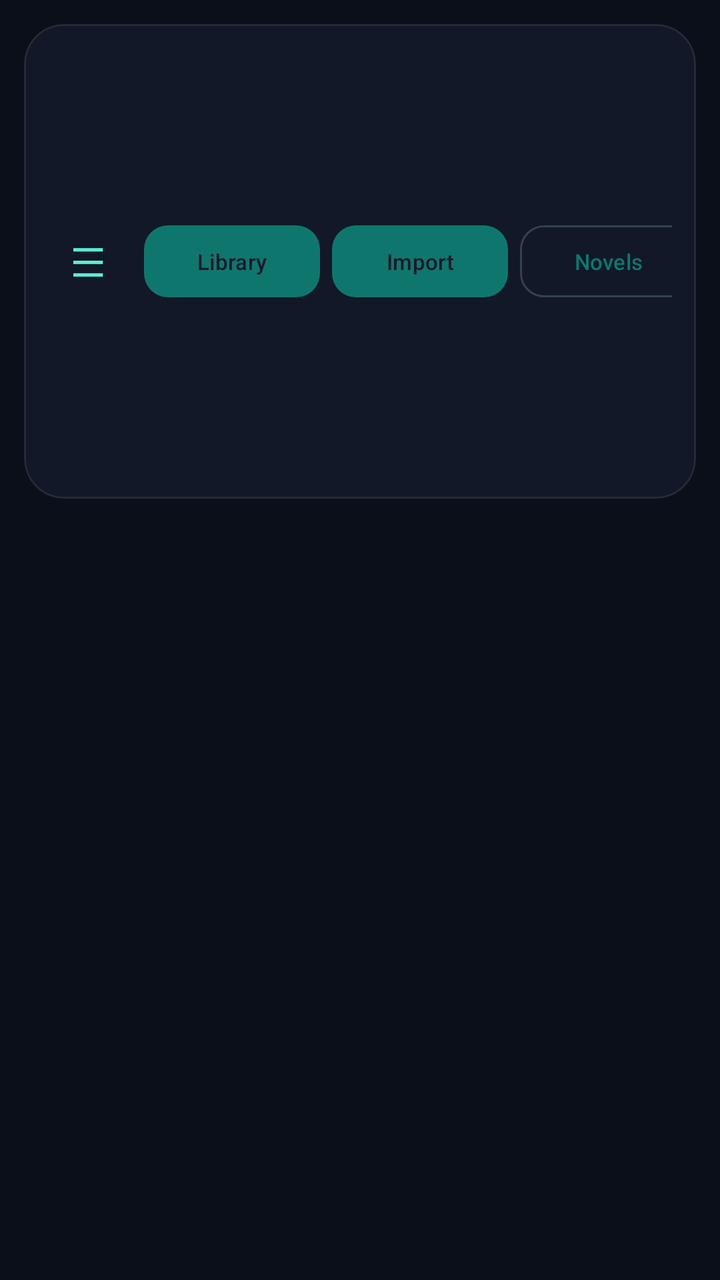
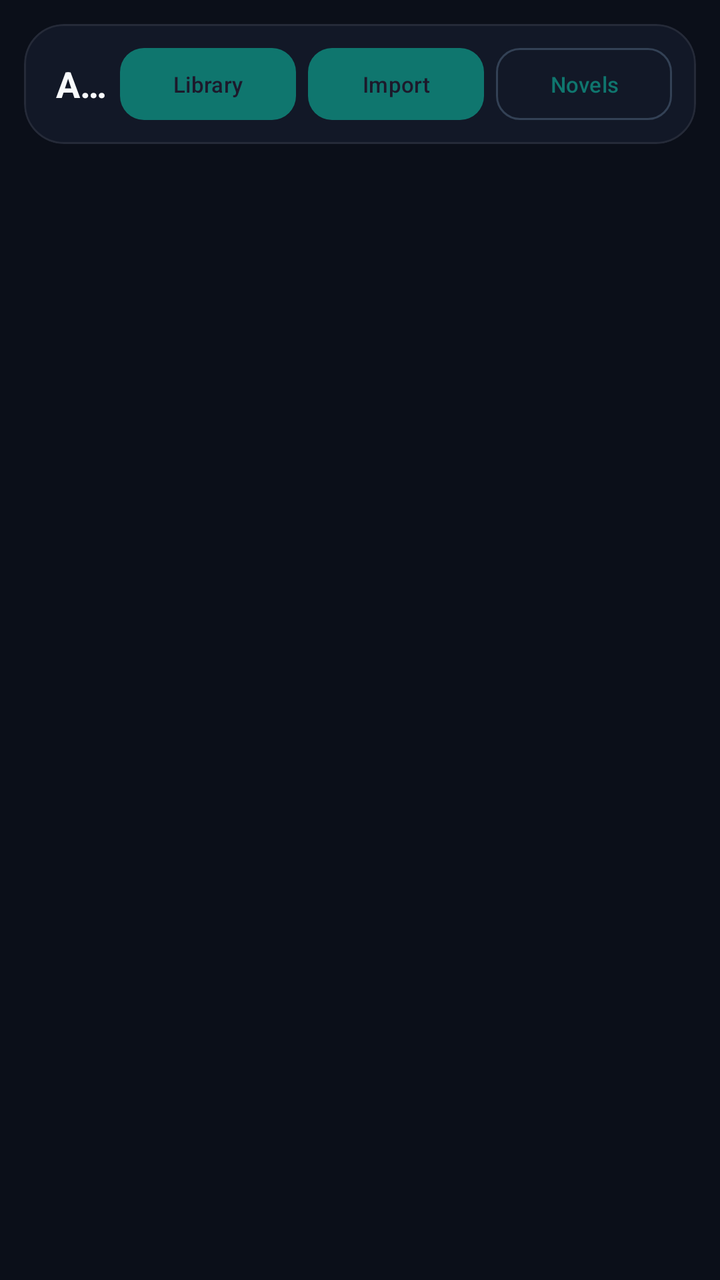

Before-and-after screenshots of an Android layout around one commit, followed by the original layout XML and the change that was made.
<!-- AndroidManifest.xml: application theme Theme.LightBrowser -->
<!-- res/layout/fragment_music.xml -->
<?xml version="1.0" encoding="utf-8"?>
<LinearLayout xmlns:android="http://schemas.android.com/apk/res/android"
    xmlns:app="http://schemas.android.com/apk/res-auto"
    android:layout_width="match_parent"
    android:layout_height="match_parent"
    android:orientation="vertical"
    android:background="@color/bg_dark">

    
    <com.google.android.material.card.MaterialCardView
        android:layout_width="match_parent"
        android:layout_height="wrap_content"
        android:layout_margin="12dp"
        app:cardCornerRadius="20dp"
        app:cardBackgroundColor="@color/surface"
        app:strokeColor="#14FFFFFF"
        app:strokeWidth="1dp"
        app:cardElevation="0dp">

        <LinearLayout
            android:layout_width="match_parent"
            android:layout_height="wrap_content"
            android:orientation="horizontal"
            android:gravity="center_vertical"
            android:padding="12dp">

            <TextView
                android:id="@+id/btnDrawer"
                android:layout_width="40dp"
                android:layout_height="40dp"
                android:gravity="center"
                android:text="☰"
                android:textColor="@color/teal_200"
                android:textSize="20sp"
                android:background="?attr/selectableItemBackgroundBorderless" />

            <TextView
                android:layout_width="0dp"
                android:layout_height="wrap_content"
                android:layout_weight="1"
                android:layout_marginStart="8dp"
                android:text="Audiobooks"
                android:textColor="@color/onSurface"
                android:textSize="18sp"
                android:textStyle="bold" />

            <com.google.android.material.button.MaterialButton
                android:id="@+id/btnPickLibrary"
                android:layout_width="wrap_content"
                android:layout_height="36dp"
                android:layout_marginEnd="6dp"
                android:text="Library"
                android:textSize="11sp"
                style="@style/Widget.Material3.Button.TonalButton"
                app:cornerRadius="12dp"
                android:insetTop="0dp"
                android:insetBottom="0dp" />

            <com.google.android.material.button.MaterialButton
                android:id="@+id/btnImportFolder"
                android:layout_width="wrap_content"
                android:layout_height="36dp"
                android:layout_marginEnd="6dp"
                android:text="Import"
                android:textSize="11sp"
                style="@style/Widget.Material3.Button.TonalButton"
                app:cornerRadius="12dp"
                android:insetTop="0dp"
                android:insetBottom="0dp" />

            <com.google.android.material.button.MaterialButton
                android:id="@+id/btnSwitchNovel"
                android:layout_width="wrap_content"
                android:layout_height="36dp"
                android:text="Novels"
                android:textSize="11sp"
                style="@style/Widget.Material3.Button.OutlinedButton"
                app:cornerRadius="12dp"
                android:insetTop="0dp"
                android:insetBottom="0dp" />
        </LinearLayout>
    </com.google.android.material.card.MaterialCardView>

    
    <FrameLayout
        android:layout_width="match_parent"
        android:layout_height="0dp"
        android:layout_weight="1">

        
        <FrameLayout
            android:id="@+id/novelListContainer"
            android:layout_width="match_parent"
            android:layout_height="match_parent"
            android:visibility="visible">

            <androidx.recyclerview.widget.RecyclerView
                android:id="@+id/novelRecycler"
                android:layout_width="match_parent"
                android:layout_height="match_parent"
                android:clipToPadding="false"
                android:padding="8dp" />

            <TextView
                android:id="@+id/novelEmpty"
                android:layout_width="match_parent"
                android:layout_height="wrap_content"
                android:layout_gravity="center"
                android:gravity="center"
                android:padding="32dp"
                android:text="No audiobooks yet\n\nTap Library to pick a folder from Sandbox,\nor Import to add files from storage.\n\nStructure: Novel/audio/*.mp3 + cover.jpg"
                android:textColor="@color/onSurfaceVariant"
                android:textSize="14sp"
                android:lineSpacingExtra="4dp"
                android:visibility="gone" />
        </FrameLayout>

        
        <FrameLayout
            android:id="@+id/playerContainer"
            android:layout_width="match_parent"
            android:layout_height="match_parent"
            android:visibility="gone">

            <ImageView
                android:id="@+id/playerCoverBg"
                android:layout_width="match_parent"
                android:layout_height="match_parent"
                android:scaleType="centerCrop"
                android:alpha="0.12" />

            <LinearLayout
                android:layout_width="match_parent"
                android:layout_height="match_parent"
                android:orientation="vertical"
                android:padding="20dp"
                android:gravity="center_horizontal">

                <ImageView
                    android:id="@+id/playerCover"
                    android:layout_width="220dp"
                    android:layout_height="220dp"
                    android:layout_marginTop="16dp"
                    android:layout_marginBottom="20dp"
                    android:background="@drawable/bg_url_bar"
                    android:scaleType="centerCrop" />

                <TextView
                    android:id="@+id/playerNovelTitle"
                    android:layout_width="match_parent"
                    android:layout_height="wrap_content"
                    android:text="Novel Title"
                    android:textColor="@color/onSurface"
                    android:textSize="20sp"
                    android:textStyle="bold"
                    android:gravity="center"
                    android:ellipsize="marquee"
                    android:singleLine="true" />

                <TextView
                    android:id="@+id/playerChapterTitle"
                    android:layout_width="match_parent"
                    android:layout_height="wrap_content"
                    android:layout_marginTop="6dp"
                    android:text="Tap a chapter to play"
                    android:textColor="@color/onSurfaceVariant"
                    android:textSize="14sp"
                    android:gravity="center"
                    android:ellipsize="marquee"
                    android:singleLine="true" />

                <TextView
                    android:id="@+id/playerProgress"
                    android:layout_width="match_parent"
                    android:layout_height="wrap_content"
                    android:layout_marginTop="12dp"
                    android:text="0% • 0:00:00"
                    android:textColor="@color/onSurfaceVariant"
                    android:textSize="12sp"
                    android:gravity="center" />

                <SeekBar
                    android:id="@+id/playerSeekBar"
                    android:layout_width="match_parent"
                    android:layout_height="wrap_content"
                    android:layout_marginTop="16dp"
                    android:thumbTint="@color/teal_500"
                    android:progressTint="@color/teal_500"
                    android:progressBackgroundTint="#1AFFFFFF" />

                <LinearLayout
                    android:layout_width="match_parent"
                    android:layout_height="wrap_content"
                    android:orientation="horizontal"
                    android:layout_marginTop="4dp"
                    android:paddingHorizontal="8dp">

                    <TextView
                        android:id="@+id/playerCurrentTime"
                        android:layout_width="wrap_content"
                        android:layout_height="wrap_content"
                        android:text="0:00"
                        android:textColor="@color/onSurfaceVariant"
                        android:textSize="11sp"
                        android:fontFamily="monospace" />

                    <View
                        android:layout_width="0dp"
                        android:layout_height="0dp"
                        android:layout_weight="1" />

                    <TextView
                        android:id="@+id/playerDuration"
                        android:layout_width="wrap_content"
                        android:layout_height="wrap_content"
                        android:text="0:00"
                        android:textColor="@color/onSurfaceVariant"
                        android:textSize="11sp"
                        android:fontFamily="monospace" />
                </LinearLayout>

                <LinearLayout
                    android:layout_width="match_parent"
                    android:layout_height="wrap_content"
                    android:orientation="horizontal"
                    android:gravity="center"
                    android:layout_marginTop="24dp">

                    <com.google.android.material.button.MaterialButton
                        android:id="@+id/playerBtnPrev"
                        android:layout_width="56dp"
                        android:layout_height="56dp"
                        android:layout_marginEnd="16dp"
                        android:text="⏮"
                        android:textSize="20sp"
                        style="@style/Widget.Material3.Button.OutlinedButton"
                        app:cornerRadius="28dp"
                        android:insetTop="0dp"
                        android:insetBottom="0dp" />

                    <com.google.android.material.button.MaterialButton
                        android:id="@+id/playerBtnPlay"
                        android:layout_width="72dp"
                        android:layout_height="72dp"
                        android:layout_marginHorizontal="16dp"
                        android:text="▶"
                        android:textSize="24sp"
                        style="@style/Widget.Material3.Button"
                        app:cornerRadius="36dp"
                        android:insetTop="0dp"
                        android:insetBottom="0dp" />

                    <com.google.android.material.button.MaterialButton
                        android:id="@+id/playerBtnNext"
                        android:layout_width="56dp"
                        android:layout_height="56dp"
                        android:layout_marginStart="16dp"
                        android:text="⏭"
                        android:textSize="20sp"
                        style="@style/Widget.Material3.Button.OutlinedButton"
                        app:cornerRadius="28dp"
                        android:insetTop="0dp"
                        android:insetBottom="0dp" />
                </LinearLayout>

                <com.google.android.material.button.MaterialButton
                    android:id="@+id/playerBtnChapters"
                    android:layout_width="match_parent"
                    android:layout_height="48dp"
                    android:layout_marginTop="20dp"
                    android:text="Chapters"
                    android:textSize="14sp"
                    style="@style/Widget.Material3.Button.OutlinedButton"
                    app:cornerRadius="24dp"
                    android:insetTop="0dp"
                    android:insetBottom="0dp" />
            </LinearLayout>
        </FrameLayout>
    </FrameLayout>
</LinearLayout>
<!-- resources referenced by this layout -->
<resources>
  <color name="bg_dark">#0B0F19</color>
  <color name="onSurface">#F8FAFC</color>
  <color name="onSurfaceVariant">#94A3B8</color>
  <color name="surface">#121827</color>
  <color name="teal_200">#5EEAD4</color>
  <color name="teal_500">#14B8A6</color>
  <!-- drawable bg_url_bar (drawable) -->
  <shape xmlns:android="http://schemas.android.com/apk/res/android" android:shape="rectangle">
      <corners android:radius="20dp"/>
      <solid android:color="#1E293B"/>
      <stroke android:width="1dp" android:color="#33A855F7"/>
  </shape>
  <style name="Theme.LightBrowser" parent="Theme.Material3.DayNight.NoActionBar">
          <item name="colorPrimary">@color/teal_700</item>
          <item name="colorOnPrimary">@color/white</item>
          <item name="colorPrimaryContainer">@color/teal_200</item>
          <item name="colorOnPrimaryContainer">@color/black</item>
          <item name="colorSecondary">@color/teal_200</item>
          <item name="colorSecondaryContainer">@color/teal_700</item>
          <item name="colorSurface">@color/surface</item>
          <item name="colorSurfaceVariant">@color/surfaceVariant</item>
          <item name="colorOnSurface">@color/onSurface</item>
          <item name="colorOnSurfaceVariant">@color/onSurfaceVariant</item>
          <item name="colorOutline">@color/outline</item>
          <item name="android:statusBarColor">@android:color/transparent</item>
          <item name="android:navigationBarColor">@android:color/transparent</item>
          <item name="android:windowLightStatusBar">false</item>
          <item name="android:windowLightNavigationBar">false</item>
          <item name="bottomNavigationStyle">@style/Widget.LightBrowser.BottomNav</item>
          
          <item name="textAppearanceTitleLarge">@style/TextAppearance.LightBrowser.TitleLarge</item>
          <item name="textAppearanceBodyMedium">@style/TextAppearance.LightBrowser.Body</item>
      </style>
  <color name="teal_700">#0F766E</color>
  <color name="white">#FFFFFF</color>
  <color name="black">#000000</color>
  <color name="surfaceVariant">#1E293B</color>
  <color name="outline">#334155</color>
  <style name="Widget.LightBrowser.BottomNav" parent="Widget.Material3.BottomNavigationView">
          <item name="android:background">@color/surface</item>
          <item name="itemIconTint">@color/bottom_nav_colors</item>
          <item name="itemTextColor">@color/bottom_nav_colors</item>
          <item name="itemActiveIndicatorStyle">@style/Widget.LightBrowser.Indicator</item>
      </style>
  <style name="TextAppearance.LightBrowser.TitleLarge" parent="TextAppearance.Material3.TitleLarge">
          <item name="android:fontFamily">sans-serif</item>
          <item name="android:textColor">@color/onSurface</item>
          <item name="android:letterSpacing">-0.02</item>
      </style>
  <style name="TextAppearance.LightBrowser.Body" parent="TextAppearance.Material3.BodyMedium">
          <item name="android:fontFamily">sans-serif</item>
          <item name="android:textColor">@color/onSurfaceVariant</item>
      </style>
  <style name="Widget.LightBrowser.Indicator" parent="Widget.Material3.BottomNavigationView.ActiveIndicator">
          <item name="android:color">@color/teal_200</item>
          <item name="shapeAppearance">@style/ShapeAppearance.Material3.SmallComponent</item>
      </style>
</resources>

<!-- the commit's change to res/layout/fragment_music.xml (unified diff, before → after) -->
@@ -25,24 +25,16 @@
             android:padding="12dp">
 
             <TextView
-                android:id="@+id/btnDrawer"
-                android:layout_width="40dp"
-                android:layout_height="40dp"
-                android:gravity="center"
-                android:text="☰"
-                android:textColor="@color/teal_200"
-                android:textSize="20sp"
-                android:background="?attr/selectableItemBackgroundBorderless" />
-
-            <TextView
                 android:layout_width="0dp"
                 android:layout_height="wrap_content"
                 android:layout_weight="1"
-                android:layout_marginStart="8dp"
+                android:layout_marginStart="4dp"
                 android:text="Audiobooks"
                 android:textColor="@color/onSurface"
                 android:textSize="18sp"
-                android:textStyle="bold" />
+                android:textStyle="bold"
+                android:singleLine="true"
+                android:ellipsize="end" />
 
             <com.google.android.material.button.MaterialButton
                 android:id="@+id/btnPickLibrary"
